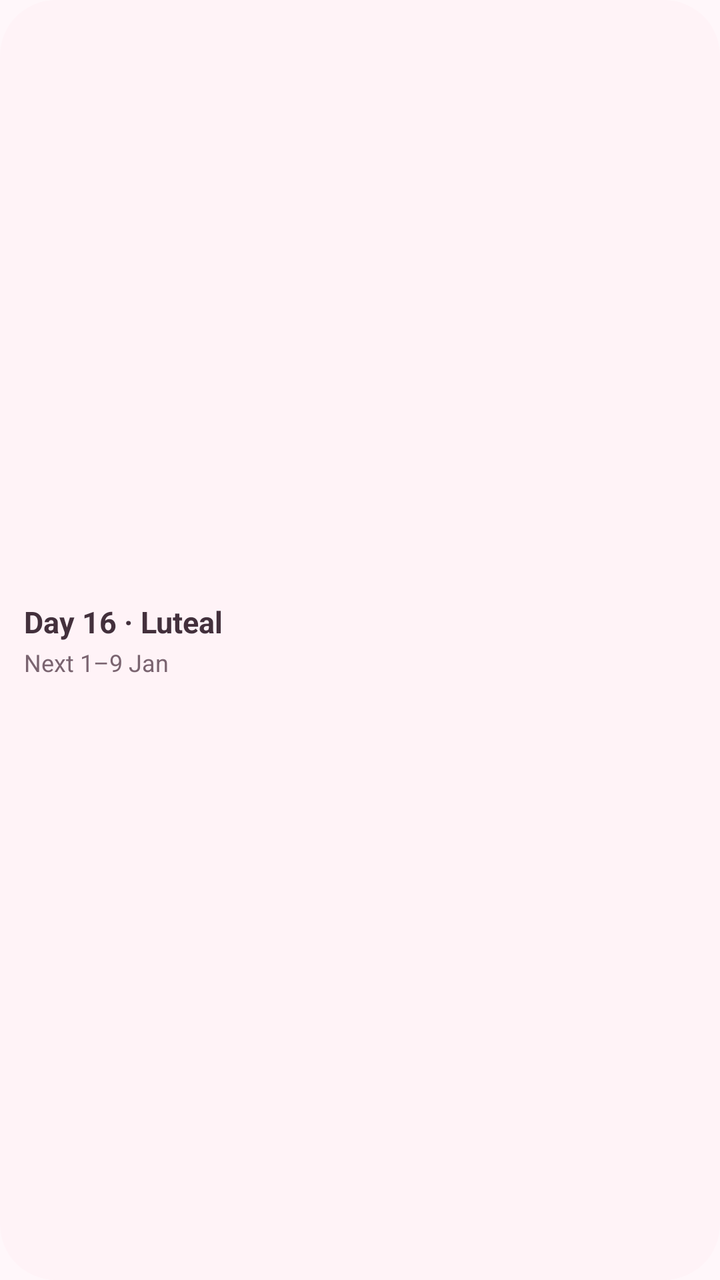
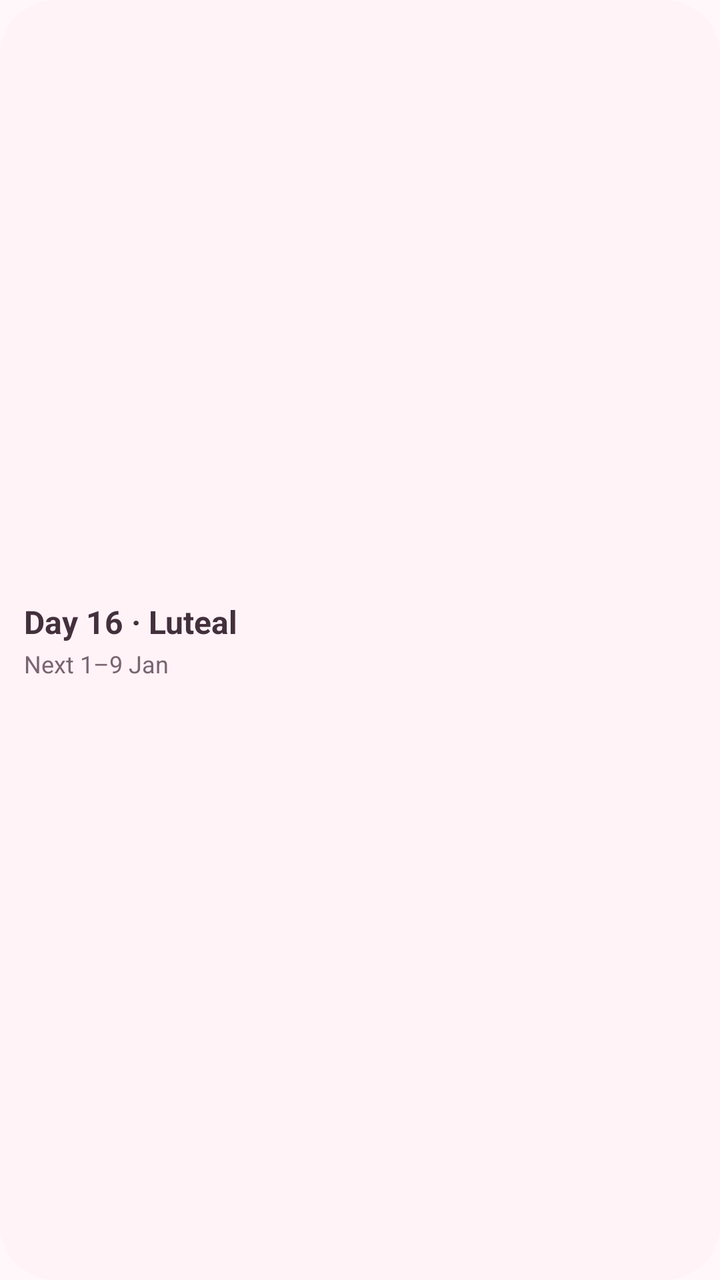

Screens rendered from an Android XML layout before and after an edit, with the pre-edit source and the edit as a unified diff.
<!-- AndroidManifest.xml: application theme Theme.CycleTracker -->
<!-- res/layout/widget_cycle.xml -->
<?xml version="1.0" encoding="utf-8"?>
<LinearLayout xmlns:android="http://schemas.android.com/apk/res/android"
    android:id="@+id/widget_root"
    android:layout_width="match_parent"
    android:layout_height="match_parent"
    android:orientation="vertical"
    android:gravity="center_vertical"
    android:background="@drawable/widget_background"
    android:padding="12dp">

    <TextView
        android:id="@+id/widget_headline"
        android:layout_width="match_parent"
        android:layout_height="wrap_content"
        android:textSize="15sp"
        android:textStyle="bold"
        android:textColor="@color/widget_text"
        android:maxLines="1"
        android:ellipsize="end"
        android:text="Day 16 · Luteal" />

    <TextView
        android:id="@+id/widget_detail"
        android:layout_width="match_parent"
        android:layout_height="wrap_content"
        android:layout_marginTop="2dp"
        android:textSize="12sp"
        android:textColor="@color/widget_muted"
        android:maxLines="1"
        android:ellipsize="end"
        android:text="Next 1–9 Jan" />
</LinearLayout>
<!-- resources referenced by this layout -->
<resources>
  <color name="widget_muted">#7A6470</color>
  <color name="widget_text">#43303C</color>
  <!-- drawable widget_background (drawable) -->
  <?xml version="1.0" encoding="utf-8"?>
  <shape xmlns:android="http://schemas.android.com/apk/res/android"
      android:shape="rectangle">
      <corners android:radius="@android:dimen/system_app_widget_background_radius" />
      <solid android:color="@color/widget_background" />
  </shape>
  <style name="Theme.CycleTracker" parent="android:Theme.Material.Light.NoActionBar">
          <item name="android:windowBackground">@color/window_background</item>
      </style>
  <color name="widget_background">#FFF3F7</color>
  <color name="window_background">#FFF7FA</color>
</resources>

<!-- the commit's change to res/layout/widget_cycle.xml (unified diff, before → after) -->
@@ -12,7 +12,7 @@
         android:id="@+id/widget_headline"
         android:layout_width="match_parent"
         android:layout_height="wrap_content"
-        android:textSize="15sp"
+        android:textSize="16sp"
         android:textStyle="bold"
         android:textColor="@color/widget_text"
         android:maxLines="1"
